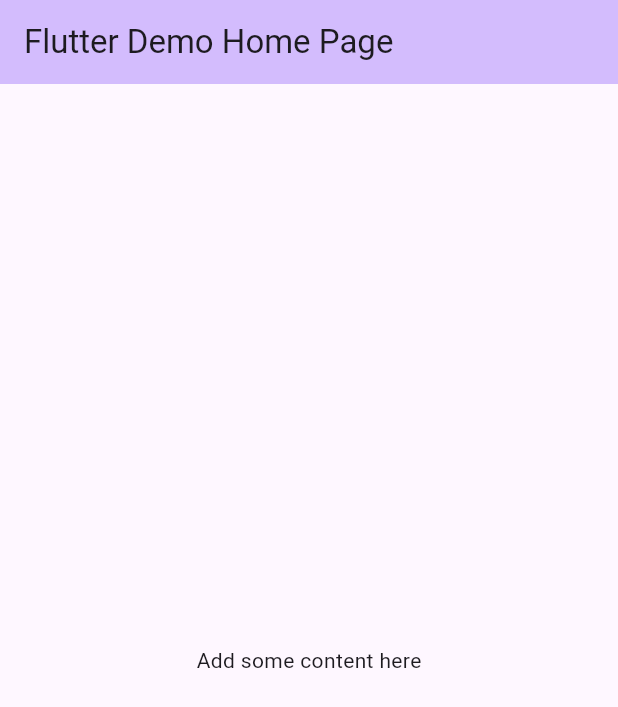
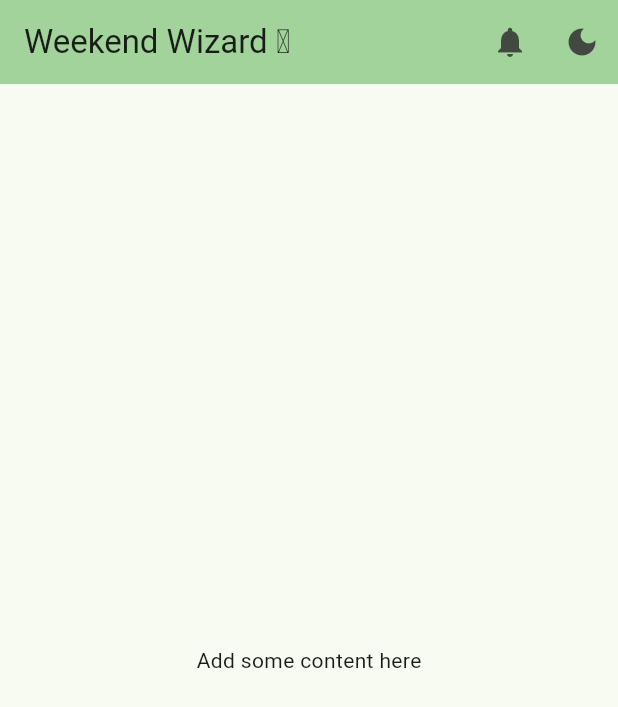
Before and after one commit to svdsande/weekend-wizard, a Flutter app: the screen it shows after launch, on a phone screen of 412 x 824 dp. Shown: the top 707 px of the screen. Run offline on Flutter 3.47's test engine with Material 3 defaults, Android fonts, the phone set to English and light mode, and no system bars.

Commit message:
feat: app bar layout

```diff
--- a/lib/main.dart
+++ b/lib/main.dart
@@ -1,4 +1,5 @@
 import 'package:flutter/material.dart';
+import 'package:weekend_wizard/widgets/home_page.dart';
 
 void main() {
   runApp(const MyApp());
@@ -10,38 +11,12 @@
   @override
   Widget build(BuildContext context) {
     return MaterialApp(
-      title: 'Flutter Demo',
+      title: 'Weekend Wizard',
       theme: ThemeData(
-        colorScheme: ColorScheme.fromSeed(seedColor: Colors.deepPurple),
+        colorScheme: ColorScheme.fromSeed(seedColor: Colors.green),
         useMaterial3: true,
       ),
-      home: const MyHomePage(title: 'Flutter Demo Home Page'),
+      home: const HomePage(title: 'Weekend Wizard 🪄'),
     );
   }
 }
-
-class MyHomePage extends StatelessWidget {
-  const MyHomePage({super.key, required this.title});
-
-  final String title;
-
-  @override
-  Widget build(BuildContext context) {
-    return Scaffold(
-      appBar: AppBar(
-        backgroundColor: Theme.of(context).colorScheme.inversePrimary,
-        title: Text(title),
-      ),
-      body: const Center(
-        child: Column(
-          mainAxisAlignment: MainAxisAlignment.center,
-          children: <Widget>[
-            Text(
-              'Add some content here',
-            ),
-          ],
-        ),
-      ),
-    );
-  }
-}
--- /dev/null
+++ b/lib/widgets/home_page.dart
@@ -0,0 +1,39 @@
+import 'package:flutter/material.dart';
+
+class HomePage extends StatelessWidget {
+  const HomePage({super.key, required this.title});
+
+  final String title;
+
+  @override
+  Widget build(BuildContext context) {
+    return Scaffold(
+      appBar: AppBar(
+          backgroundColor: Theme.of(context).colorScheme.inversePrimary,
+          title: Text(title),
+          actions: [
+            IconButton(
+              icon: const Icon(Icons.notifications),
+              tooltip: 'Notifications',
+              key: const Key('notifications'),
+              onPressed: () {},
+            ),
+            IconButton(
+                icon: const Icon(Icons.dark_mode),
+                key: const Key('brightness_toggle'),
+                tooltip: 'Toggle brightness',
+                onPressed: () {}),
+          ]),
+      body: const Center(
+        child: Column(
+          mainAxisAlignment: MainAxisAlignment.center,
+          children: <Widget>[
+            Text(
+              'Add some content here',
+            ),
+          ],
+        ),
+      ),
+    );
+  }
+}
```
Also changed, not shown: 1 other file.
